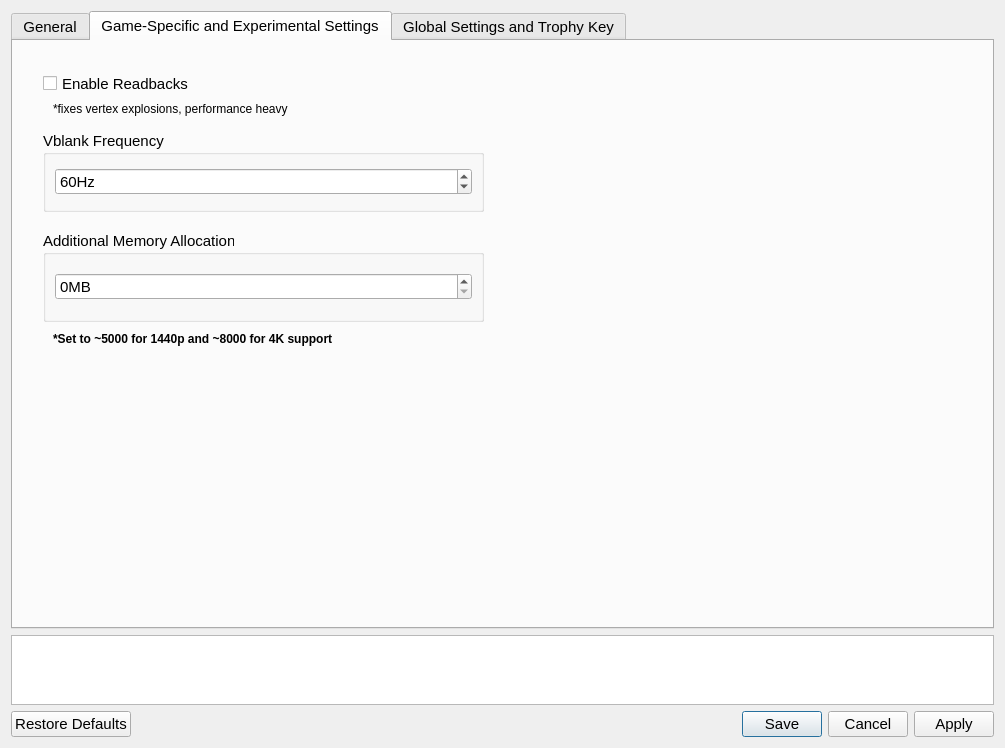
Old version of the form settings/ShadSettings.ui in the repository rainmakerv3/BB_Launcher.
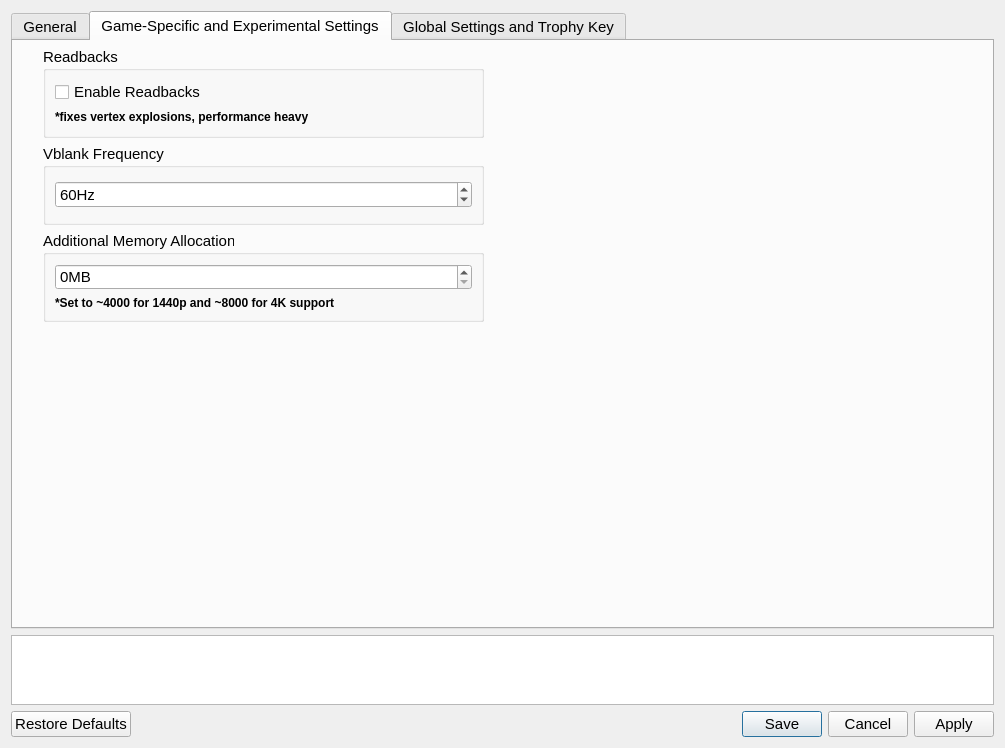
New version of the form. The open tabs and pages were chosen to show the change. Icons and pictures are not drawn.

Commit message: Settings: UI adjustments

The edit to the form file:
```diff
--- a/settings/ShadSettings.ui
+++ b/settings/ShadSettings.ui
@@ -784,49 +784,11 @@
       <attribute name="title">
        <string>Game-Specific and Experimental Settings</string>
       </attribute>
-      <widget class="QCheckBox" name="ReadbacksCheckBox">
-       <property name="geometry">
-        <rect>
-         <x>30</x>
-         <y>30</y>
-         <width>413</width>
-         <height>25</height>
-        </rect>
-       </property>
-       <property name="text">
-        <string notr="true">Enable Readbacks </string>
-       </property>
-      </widget>
-      <widget class="QLabel" name="readbacksNoteLabel">
-       <property name="geometry">
-        <rect>
-         <x>40</x>
-         <y>60</y>
-         <width>413</width>
-         <height>16</height>
-        </rect>
-       </property>
-       <property name="sizePolicy">
-        <sizepolicy hsizetype="Preferred" vsizetype="Fixed">
-         <horstretch>0</horstretch>
-         <verstretch>0</verstretch>
-        </sizepolicy>
-       </property>
-       <property name="font">
-        <font>
-         <pointsize>9</pointsize>
-         <bold>false</bold>
-        </font>
-       </property>
-       <property name="text">
-        <string>*fixes vertex explosions, performance heavy</string>
-       </property>
-      </widget>
       <widget class="QGroupBox" name="heightDivider">
        <property name="geometry">
         <rect>
          <x>30</x>
-         <y>90</y>
+         <y>103</y>
          <width>441</width>
          <height>81</height>
         </rect>
@@ -884,21 +846,53 @@
            <string>MB</string>
           </property>
           <property name="maximum">
-           <number>16000</number>
+           <number>30000</number>
           </property>
          </widget>
         </item>
-       </layout>
-      </widget>
+        <item>
       <widget class="QLabel" name="dmemLabel">
+          <property name="sizePolicy">
+           <sizepolicy hsizetype="Preferred" vsizetype="Fixed">
+            <horstretch>0</horstretch>
+            <verstretch>0</verstretch>
+           </sizepolicy>
+          </property>
+          <property name="font">
+           <font>
+            <pointsize>9</pointsize>
+            <bold>true</bold>
+           </font>
+          </property>
+          <property name="text">
+           <string>*Set to ~4000 for 1440p and ~8000 for 4K support</string>
+          </property>
+         </widget>
+        </item>
+       </layout>
+      </widget>
+      <widget class="QGroupBox" name="groupBox">
        <property name="geometry">
         <rect>
-         <x>40</x>
-         <y>290</y>
-         <width>417</width>
-         <height>16</height>
+         <x>30</x>
+         <y>6</y>
+         <width>441</width>
+         <height>91</height>
         </rect>
        </property>
+       <property name="title">
+        <string>Readbacks</string>
+       </property>
+       <layout class="QVBoxLayout" name="verticalLayout_8">
+        <item>
+         <widget class="QCheckBox" name="ReadbacksCheckBox">
+          <property name="text">
+           <string notr="true">Enable Readbacks </string>
+          </property>
+         </widget>
+        </item>
+        <item>
+         <widget class="QLabel" name="readbacksNoteLabel">
        <property name="sizePolicy">
         <sizepolicy hsizetype="Preferred" vsizetype="Fixed">
          <horstretch>0</horstretch>
@@ -912,8 +906,11 @@
         </font>
        </property>
        <property name="text">
-        <string>*Set to ~5000 for 1440p and ~8000 for 4K support</string>
-       </property>
+           <string>*fixes vertex explosions, performance heavy</string>
+          </property>
+         </widget>
+        </item>
+       </layout>
       </widget>
      </widget>
      <widget class="QWidget" name="GlobalTab">
```
Lines whose indentation alone changed are shown as unchanged.
